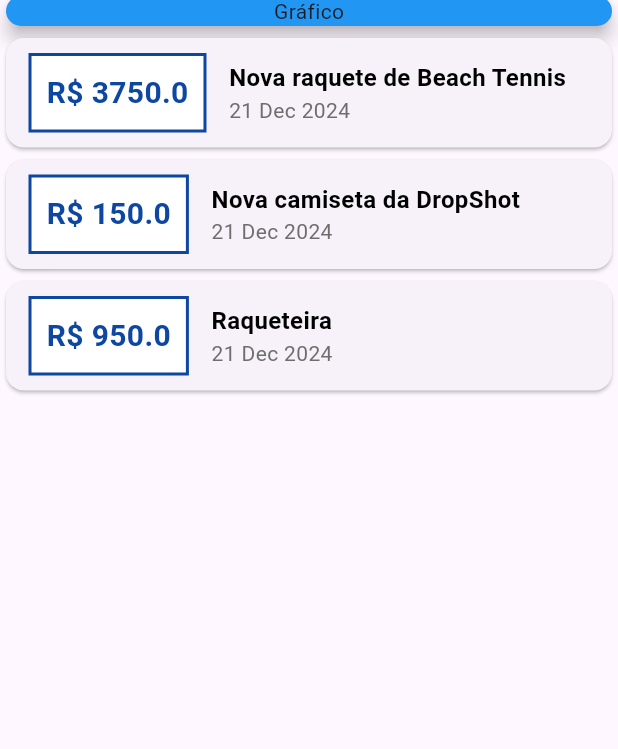
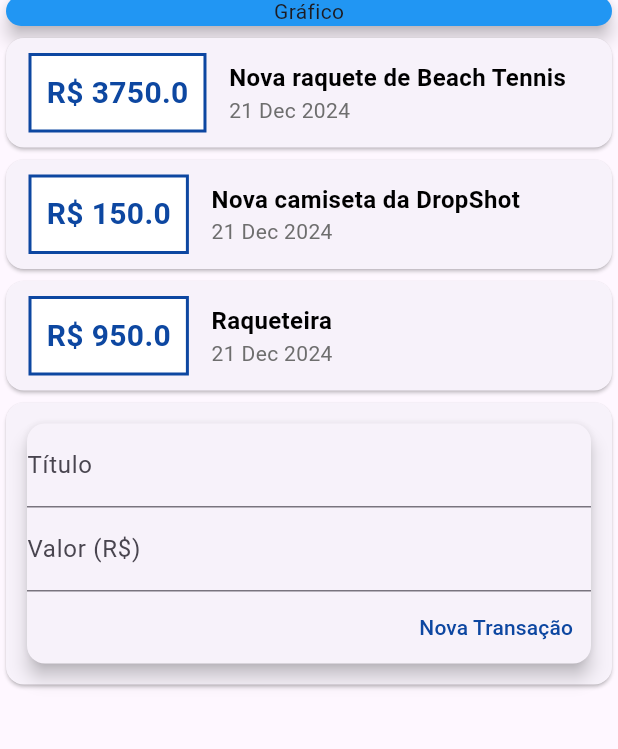
Before and after one commit to ottaviolucrii/moneyControl, a Flutter app: the screen it shows after launch, on a phone screen of 412 x 824 dp, the part 94-843 px from its top. Run offline on Flutter 3.47's test engine with Material 3 defaults, Android fonts, the phone set to English and light mode, and no system bars.

Commit message:
Arrumando local de arquivos, imports e ainda criando o transactions_user

```diff
--- a/lib/transaction_form.dart
+++ b/lib/components/transaction_form.dart
@@ -1,4 +1,5 @@
 import 'package:flutter/material.dart';
+
 
 class TransactionForm extends StatelessWidget {
 
--- /dev/null
+++ b/lib/components/transaction_user.dart
@@ -0,0 +1,46 @@
+import 'package:flutter/material.dart';
+import './trasactions_list.dart';
+import './transaction_form.dart';
+import '../transaction.dart';
+
+class TransactionUser extends StatefulWidget {
+  const TransactionUser({super.key});
+
+  @override
+  State<TransactionUser> createState() => _TransactionUserState();
+}
+
+class _TransactionUserState extends State<TransactionUser> {
+
+  final _transactions = [
+    Transaction(
+      id: 't1',
+      title: 'Nova raquete de Beach Tennis',
+      value: 3750.00,
+      date: DateTime.now(),
+    ),
+    Transaction(
+      id: 't2',
+      title: 'Nova camiseta da DropShot',
+      value: 150.00,
+      date: DateTime.now(),
+    ),
+    Transaction(
+      id: 't3',
+      title: 'Raqueteira',
+      value: 950.00,
+      date: DateTime.now(),
+    ),
+  ];
+
+  @override
+  Widget build(BuildContext context) {
+    return Column(
+      crossAxisAlignment: CrossAxisAlignment.stretch,
+      children: <Widget>[
+        TransactionList(_transactions),
+        TransactionForm(),
+      ],
+    );
+  }
+}
--- a/lib/main.dart
+++ b/lib/main.dart
@@ -1,6 +1,6 @@
 import 'package:flutter/material.dart';
-import 'package:money_control/transaction.dart';
-import 'package:money_control/components/trasactions_list.dart';
+import './components/trasactions_list.dart';
+import './components/transaction_user.dart';
 
 main() {
   runApp(const MoneyControlApp());
@@ -18,29 +18,6 @@ class MoneyControlApp extends StatelessWidget {
 }
 
 class HomePage extends StatelessWidget {
-  HomePage({super.key});
-
-
-  final _transactions = [
-    Transaction(
-      id: 't1',
-      title: 'Nova raquete de Beach Tennis',
-      value: 3750.00,
-      date: DateTime.now(),
-    ),
-    Transaction(
-      id: 't2',
-      title: 'Nova camiseta da DropShot',
-      value: 150.00,
-      date: DateTime.now(),
-    ),
-    Transaction(
-      id: 't3',
-      title: 'Raqueteira',
-      value: 950.00,
-      date: DateTime.now(),
-    ),
-  ];
 
   @override
   Widget build(BuildContext context) {
@@ -61,10 +38,7 @@ class HomePage extends StatelessWidget {
               elevation: 5,
             ),
           ),
-
-          TransactionList(_transactions),
-
-
+          TransactionUser(),
         ],
       ),
     );
```
